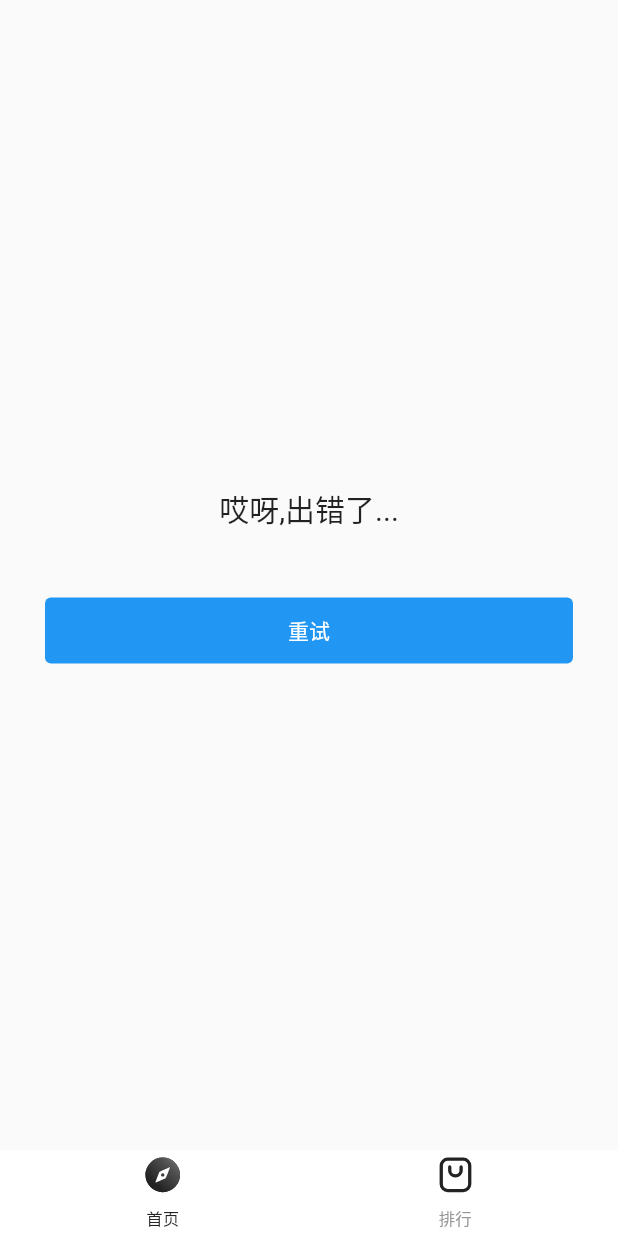
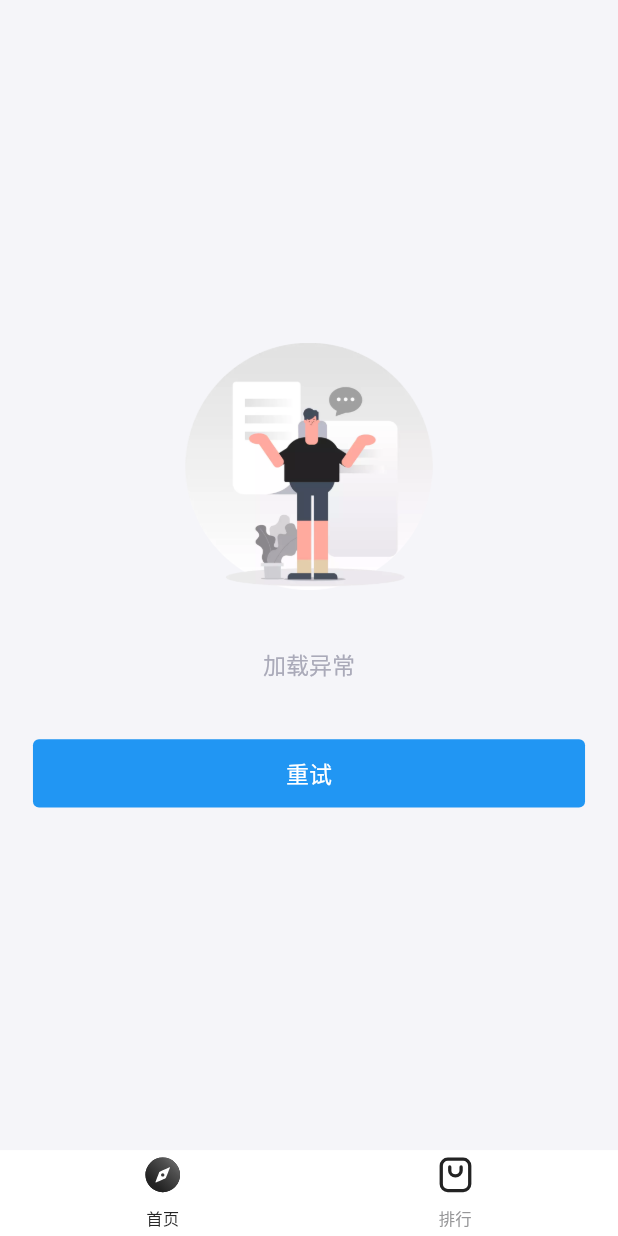
Before and after one commit to 30Code/getx_sample, a Flutter app: the screen it shows after launch, on a phone screen of 412 x 824 dp. Run offline on Flutter 3.47's test engine with Material 2 defaults, Android fonts, the phone set to English and light mode, and no system bars; our stand-ins replace cached_network_image, card_swiper, dio, flutter_easyloading, flutter_screenutil, get and 5 more; network calls fail.

Commit message:
bug修改

```diff
--- a/lib/pages/common/error_view.dart
+++ b/lib/pages/common/error_view.dart
@@ -1,4 +1,8 @@
 import 'package:flutter/material.dart';
+import 'package:flutter_screenutil/flutter_screenutil.dart';
+
+import '../../resource/colors.dart';
+import '../../resource/res.dart';
 
 class ErrorView extends StatelessWidget {
   final VoidCallback? retryAction;
@@ -7,44 +11,88 @@ class ErrorView extends StatelessWidget {
 
   @override
   Widget build(BuildContext context) {
-    return Padding(
-      padding: const EdgeInsets.all(10.0),
-      child: Center(
+    return Container(
+      width: double.infinity,
+      height: double.infinity,
+      color: ColorRes.color_F5F5F9,
       child: Column(
         mainAxisAlignment: MainAxisAlignment.center,
         children: [
-            const Text(
-              '哎呀,出错了...',
-              style: TextStyle(fontSize: 20),
-            ),
-            const SizedBox(
-              height: 44,
+          Image.asset(
+            Res.imageStateEmpty,
+            width: 150.w,
+            height: 150.w,
           ),
           SizedBox(
-              height: 44,
+            height: 37.h,
+          ),
+          Text(
+            "加载异常",
+            style: TextStyle(color: ColorRes.color_AAAAB9, fontSize: 14.sp),
+          ),
+          SizedBox(
+            height: 37.h,
+          ),
+          SizedBox(
+            height: 44.h,
             width: double.infinity,
             child: Padding(
-                padding: const EdgeInsets.symmetric(horizontal: 20),
+              padding: EdgeInsets.symmetric(horizontal: 20.w),
               child: TextButton(
                 style: ButtonStyle(
-                    backgroundColor: MaterialStateProperty.all(
-                        Theme.of(context).primaryColor),
+                  backgroundColor: MaterialStateProperty.all(Theme.of(context).primaryColor),
                 ),
                 onPressed: () {
                   if (retryAction != null) {
                     retryAction!();
                   }
                 },
-                  child: const Text(
-                    "重试",
-                    style: TextStyle(color: Colors.white),
-                  ),
+                child: Text("重试", style: TextStyle(color: Colors.white, fontSize: 14.sp),),
               ),
             ),
           )
         ],
       ),
-      ),
     );
+
+    // return Padding(
+    //   padding: const EdgeInsets.all(10.0),
+    //   child: Center(
+    //     child: Column(
+    //       mainAxisAlignment: MainAxisAlignment.center,
+    //       children: [
+    //         const Text(
+    //           '哎呀,出错了...',
+    //           style: TextStyle(fontSize: 20),
+    //         ),
+    //         const SizedBox(
+    //           height: 44,
+    //         ),
+    //         SizedBox(
+    //           height: 44,
+    //           width: double.infinity,
+    //           child: Padding(
+    //             padding: const EdgeInsets.symmetric(horizontal: 20),
+    //             child: TextButton(
+    //               style: ButtonStyle(
+    //                 backgroundColor: MaterialStateProperty.all(
+    //                     Theme.of(context).primaryColor),
+    //               ),
+    //               onPressed: () {
+    //                 if (retryAction != null) {
+    //                   retryAction!();
+    //                 }
+    //               },
+    //               child: const Text(
+    //                 "重试",
+    //                 style: TextStyle(color: Colors.white),
+    //               ),
+    //             ),
+    //           ),
+    //         )
+    //       ],
+    //     ),
+    //   ),
+    // );
   }
 }
--- a/lib/pages/launch/splash_page.dart
+++ b/lib/pages/launch/splash_page.dart
@@ -17,7 +17,7 @@ class SplashPage extends StatelessWidget {
         Container(
           decoration: const BoxDecoration(
             image: DecorationImage(
-                image: AssetImage("assets/images/bg_wel.webp"),
+                image: AssetImage("assets/images/bg_login_pic.webp"),
                 fit: BoxFit.cover,
             ),
           ),
```
Also changed, not shown: lib/pages/common/empty_view.dart (+38 -12 lines), lib/pages/common/loading_view.dart (+16 -5 lines), lib/pages/home/view/home_page.dart (+2 -47 lines), lib/pages/home/view/recommend_page.dart (+6 -6 lines), assets/images/bg_login_pic.webp (added), 4 other files. Lines whose indentation alone changed are shown as unchanged.
